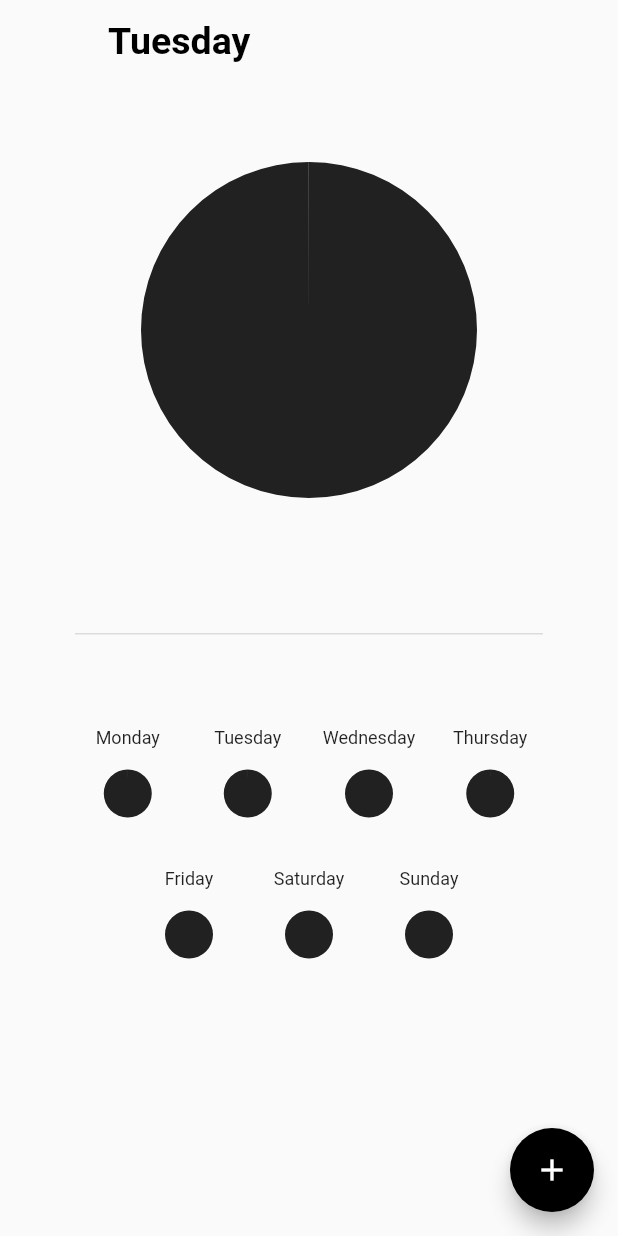
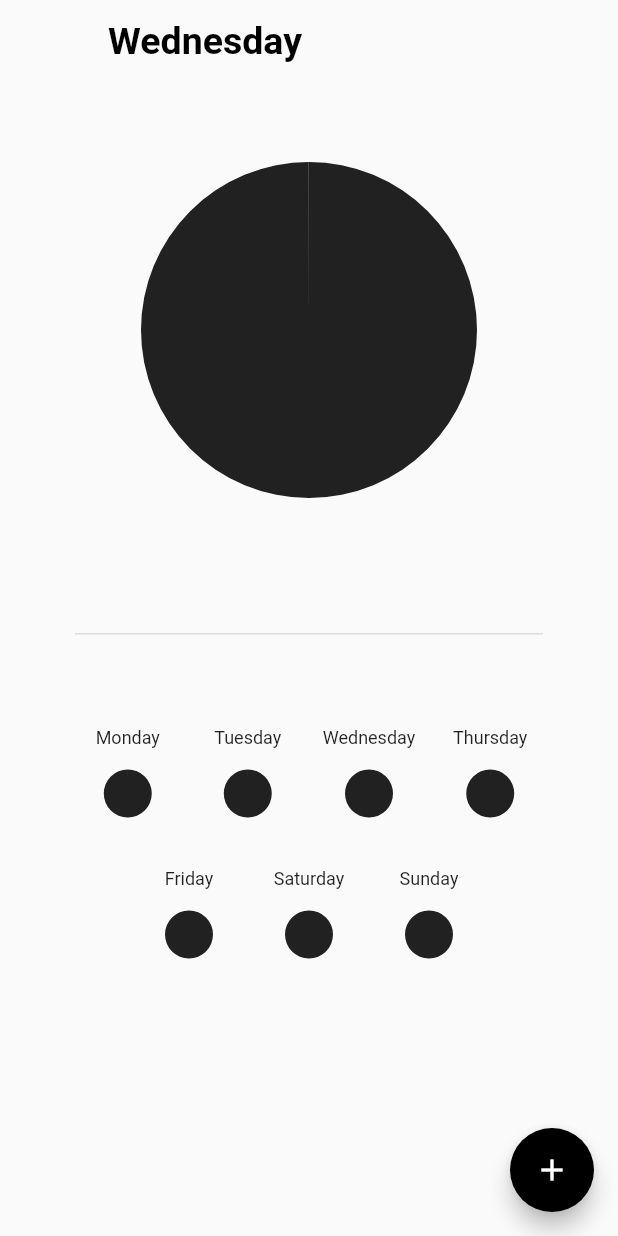
Before and after one commit to theiskaa/Visual-Time, a Flutter app: the screen it shows after launch, on a phone screen of 412 x 824 dp. Run offline on Flutter 3.47's test engine with Material 2 defaults, Android fonts, the light colour scheme and no system bars; our stand-ins replace hive, hive_flutter, logger, syncfusion_flutter_charts; accounts and stored records are empty.

Commit message:
Feature/free time listening (#6)
* Add remined time listening functionallity

* Add wednesday as active day

```diff
--- a/lib/core/model/task.dart
+++ b/lib/core/model/task.dart
@@ -53,6 +53,25 @@ class Task extends HiveObject implements VTModel {
         hours = json?['hours'],
         minutes = json?['minutes'];
 
+  double get totalTime {
+    double rightMinute = double.parse('0.$minutes');
+    double total = hours! + rightMinute;
+    return total;
+  }
+
+  Task remainingTimeFiller(double totalTime) {
+    int hours = totalTime.floor();
+    int minutes = int.parse('$totalTime'.replaceAll('$hours.', ''));
+
+    return Task(
+      title: 'Remaining Time {#@!@#!@#8&**%@#%}',
+      description: '',
+      uniquekey: '',
+      hours: hours,
+      minutes: minutes,
+    );
+  }
+
   @override
   Map<String, dynamic> toJson() => {
         'title': title,
--- a/lib/view/day_view.dart
+++ b/lib/view/day_view.dart
@@ -37,13 +37,11 @@ class _DayViewState extends State<DayView> {
         valueListenable: widget.dayBox!,
         builder: (context, box, _) {
           final tasks = box.values.toList().cast<Task>();
+
           return SingleChildScrollView(
             child: Column(
               children: [
-                DayChart(
-                  tasks: tasks,
-                  tooltipBehaviorEnabled: true,
-                ),
+                DayChart(tasks: tasks, tooltipBehaviorEnabled: true),
                 Column(
                   children: tasks
                       .map(
--- a/lib/view/home.dart
+++ b/lib/view/home.dart
@@ -23,7 +23,7 @@ class _HomeState extends State<Home> {
   final titleTextController = TextEditingController();
   final localDbService = LocalDBService();
 
-  var todaysBox = LocalDBService.tuesdayBox().listenable();
+  var todaysBox = LocalDBService.wednesdayBox().listenable();
 
   List<Day> weekDays = <Day>[
     const Day(name: 'Monday'),
@@ -41,9 +41,9 @@ class _HomeState extends State<Home> {
       appBar: TransparentAppBar(
         disableLeading: true,
         titleWidget: GestureDetector(
-          onTap: () => openNewDay(1, context, weeks: weekDays),
+          onTap: () => openNewDay(2, context, weeks: weekDays),
           child: Text(
-            weekDays[1].name ?? 'Today',
+            weekDays[2].name ?? 'Today',
             style: const TextStyle(
               color: Colors.black,
               fontWeight: FontWeight.w600,
--- a/lib/view/widgets/day_chart.dart
+++ b/lib/view/widgets/day_chart.dart
@@ -34,53 +34,31 @@ class _DayChartState extends State<DayChart> {
 
   @override
   Widget build(BuildContext context) {
-    int? remainingHours = 23;
-    int? remainingMinutes = 59;
-
-    for (var i = 0; i < widget.tasks.length; i++) {
-      int currentHours = 23;
-      int currentMinutes = 59;
-
-      currentHours = (currentHours - widget.tasks[i].hours!);
-      currentMinutes = (currentMinutes - widget.tasks[i].minutes!);
-
-      remainingHours = currentHours;
-      remainingMinutes = currentMinutes;
-    }
-
     widget.tasks.add(
-      Task(
-        title: 'Remaining Time {#@!@#!@#8&**%@#%}',
-        description: '',
-        uniquekey: '',
-        hours: remainingHours,
-        minutes: remainingMinutes,
-      ),
+      Task().remainingTimeFiller(24 - calculateTasksTotalTime(widget.tasks)),
     );
 
     return SfCircularChart(
       palette: colorPalette,
-      tooltipBehavior: widget.tooltipBehaviorEnabled
-          ? tooltipBehavior(remainingHours)
-          : null,
+      tooltipBehavior: widget.tooltipBehaviorEnabled ? tooltipBehavior() : null,
       series: <PieSeries<Task, String>>[
         PieSeries<Task, String>(
           dataSource: widget.tasks,
-          xValueMapper: (Task data, _) => getTotal(data).toString(),
-          yValueMapper: (Task data, _) => getTotal(data),
+          xValueMapper: (Task data, _) => data.totalTime.toString(),
+          yValueMapper: (Task data, _) => data.totalTime,
         ),
       ],
     );
   }
 
-  TooltipBehavior tooltipBehavior(int? remainingHours) {
+  TooltipBehavior tooltipBehavior() {
     return TooltipBehavior(
       enable: true,
       builder: (dynamic data, dynamic point, dynamic series, int pointIndex,
           int seriesIndex) {
         return Container(
           height: 20,
-          width: data.hours == remainingHours ? 135 : 100,
+          width: data.title == 'Remaining Time {#@!@#!@#8&**%@#%}' ? 140 : 100,
           decoration: BoxDecoration(
             color: Colors.black,
             borderRadius: BorderRadius.circular(10),
@@ -96,12 +74,6 @@ class _DayChartState extends State<DayChart> {
     );
   }
 
-  double getTotal(Task task) {
-    double rightMinute = double.parse('0.${task.minutes}');
-    double total = task.hours! + rightMinute;
-    return total;
-  }
-
   String generateTooltipText(Task data) {
     var time =
         Duration(hours: data.hours!, minutes: data.minutes!).toHumanLang();
--- a/lib/view/widgets/utils.dart
+++ b/lib/view/widgets/utils.dart
@@ -1,4 +1,5 @@
 import 'package:flutter/material.dart';
+import 'package:vtime/core/model/task.dart';
 
 class ViewUtils {
   // Generates right name by index.
@@ -47,6 +48,9 @@ extension DurationToHumanLangEXT on Duration {
     if (this == Duration.zero) {
       return 'Tap to select how long the todo will take';
     }
+    if (inMinutes == '60') {
+      return '${this.inHours + 1} hours +++++';
+    }
     if (inMinutes != '0' && inHours != '0') {
       return '$inHours hours and $inMinutes minutes';
     }
@@ -60,3 +64,15 @@ extension DurationToHumanLangEXT on Duration {
     return '';
   }
 }
+
+
+
+double calculateTasksTotalTime(List<Task>? tasks) {
+  var filledAmount = 0.0;
+
+  for (var i = 0; i < tasks!.length; i++) {
+    filledAmount = filledAmount + tasks[i].totalTime;
+  }
+
+  return filledAmount;
+}
```
Also changed, not shown: lib/view/create.dart (+21 -12 lines), 21 other files.
